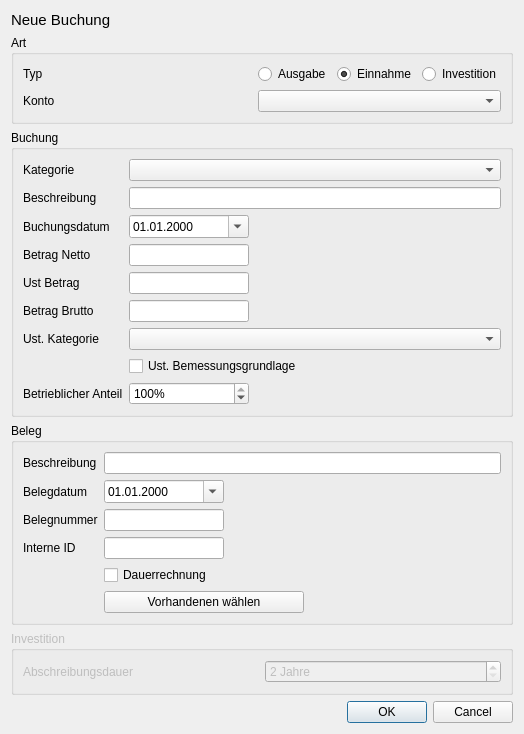
Above: entry.ui from lippit/aussackler before the change. Below: the same form after it.
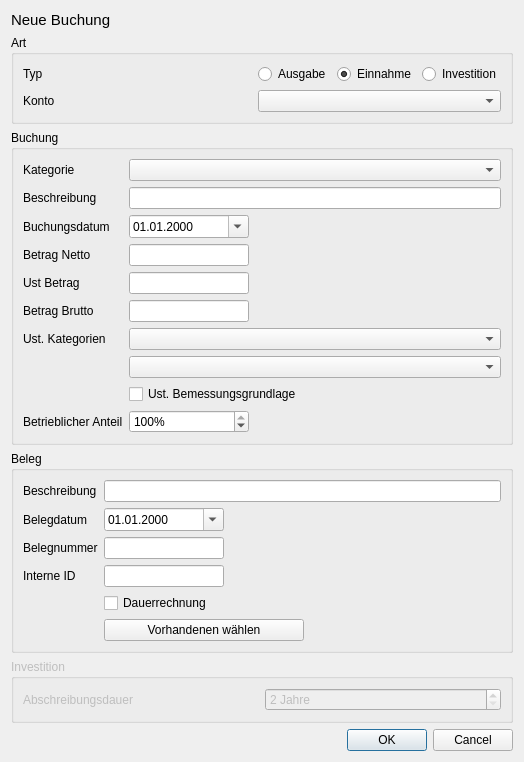
That is the form after the change.

```diff
--- a/entry.ui
+++ b/entry.ui
@@ -105,7 +105,7 @@
       <item row="8" column="0">
        <widget class="QLabel" name="label_16">
         <property name="text">
-         <string>Ust. Kategorie</string>
+         <string>Ust. Kategorien</string>
         </property>
        </widget>
       </item>
@@ -250,6 +250,16 @@
         </property>
        </widget>
       </item>
+      <item row="9" column="1">
+       <widget class="QComboBox" name="vatCategory2">
+        <property name="sizePolicy">
+         <sizepolicy hsizetype="Expanding" vsizetype="Fixed">
+          <horstretch>0</horstretch>
+          <verstretch>0</verstretch>
+         </sizepolicy>
+        </property>
+       </widget>
+      </item>
      </layout>
     </widget>
    </item>
```
Left out of the diff: 4 changed lines with no effect on the pictures.
